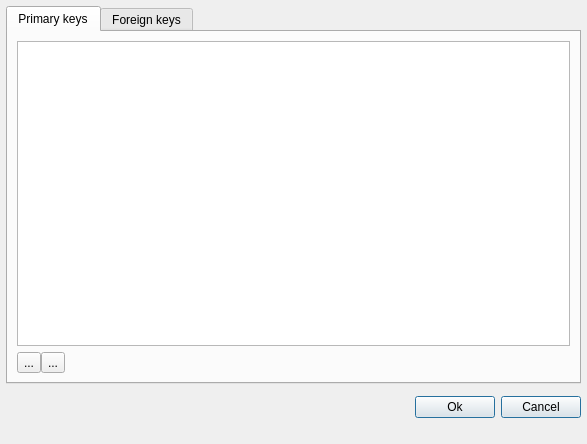
This is spinetoolbox/ui/edit_datapackage_keys.ui in spine-tools/Spine-Toolbox as Qt 5 draws it before an edit. The edited form follows.
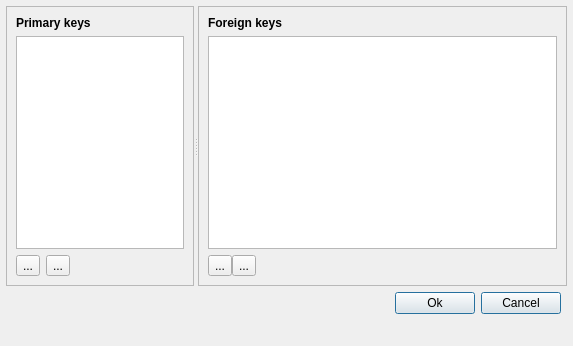
This is the edited form. Icons and pictures are not drawn.

Commit message: Improve widget to edit dapapkg keys

Patch:
```diff
--- a/spinetoolbox/ui/edit_datapackage_keys.ui
+++ b/spinetoolbox/ui/edit_datapackage_keys.ui
@@ -29,8 +29,8 @@
    <rect>
     <x>0</x>
     <y>0</y>
-    <width>587</width>
-    <height>444</height>
+    <width>573</width>
+    <height>346</height>
    </rect>
   </property>
   <property name="sizePolicy">
@@ -73,25 +73,47 @@
       <number>6</number>
      </property>
      <item>
-      <widget class="QTabWidget" name="tabWidget">
-       <property name="currentIndex">
-        <number>0</number>
+      <widget class="QSplitter" name="splitter">
+       <property name="orientation">
+        <enum>Qt::Horizontal</enum>
        </property>
-       <widget class="QWidget" name="tab">
-        <attribute name="title">
-         <string>Primary keys</string>
-        </attribute>
+       <widget class="QFrame" name="frame_2">
+        <property name="sizePolicy">
+         <sizepolicy hsizetype="Expanding" vsizetype="Preferred">
+          <horstretch>1</horstretch>
+          <verstretch>0</verstretch>
+         </sizepolicy>
+        </property>
+        <property name="frameShape">
+         <enum>QFrame::StyledPanel</enum>
+        </property>
+        <property name="frameShadow">
+         <enum>QFrame::Raised</enum>
+        </property>
         <layout class="QVBoxLayout" name="verticalLayout_3">
+         <item>
+          <widget class="QLabel" name="label_2">
+           <property name="text">
+            <string>&lt;b&gt;Primary keys&lt;/b&gt;</string>
+           </property>
+          </widget>
+         </item>
          <item>
           <widget class="QTableView" name="tableView_pks">
            <property name="sizePolicy">
             <sizepolicy hsizetype="Expanding" vsizetype="Expanding">
-             <horstretch>1</horstretch>
+             <horstretch>0</horstretch>
              <verstretch>0</verstretch>
             </sizepolicy>
            </property>
+           <property name="minimumSize">
+            <size>
+             <width>0</width>
+             <height>100</height>
+            </size>
+           </property>
            <property name="toolTip">
-            <string>Double click on a cell to start editing</string>
+            <string/>
            </property>
            <property name="editTriggers">
             <set>QAbstractItemView::DoubleClicked|QAbstractItemView::EditKeyPressed</set>
@@ -117,14 +139,11 @@
           </widget>
          </item>
          <item>
-          <layout class="QHBoxLayout" name="horizontalLayout_3">
-           <property name="spacing">
-            <number>0</number>
-           </property>
+          <layout class="QHBoxLayout" name="horizontalLayout">
            <item>
             <widget class="QToolButton" name="toolButton_add_pk">
              <property name="toolTip">
-              <string>Add foreign key</string>
+              <string>Add new key</string>
              </property>
              <property name="text">
               <string>...</string>
@@ -156,8 +175,8 @@
              </property>
              <property name="sizeHint" stdset="0">
               <size>
-               <width>40</width>
-               <height>20</height>
+               <width>207</width>
+               <height>10</height>
               </size>
              </property>
             </spacer>
@@ -166,21 +185,37 @@
          </item>
         </layout>
        </widget>
-       <widget class="QWidget" name="tab_2">
-        <attribute name="title">
-         <string>Foreign keys</string>
-        </attribute>
+       <widget class="QFrame" name="frame">
+        <property name="sizePolicy">
+         <sizepolicy hsizetype="Expanding" vsizetype="Preferred">
+          <horstretch>2</horstretch>
+          <verstretch>0</verstretch>
+         </sizepolicy>
+        </property>
+        <property name="frameShape">
+         <enum>QFrame::StyledPanel</enum>
+        </property>
+        <property name="frameShadow">
+         <enum>QFrame::Raised</enum>
+        </property>
         <layout class="QVBoxLayout" name="verticalLayout">
+         <item>
+          <widget class="QLabel" name="label">
+           <property name="text">
+            <string>&lt;b&gt;Foreign keys&lt;/b&gt;</string>
+           </property>
+          </widget>
+         </item>
          <item>
           <widget class="QTableView" name="tableView_fks">
            <property name="sizePolicy">
             <sizepolicy hsizetype="Expanding" vsizetype="Expanding">
-             <horstretch>2</horstretch>
+             <horstretch>0</horstretch>
              <verstretch>0</verstretch>
             </sizepolicy>
            </property>
            <property name="toolTip">
-            <string>Double click on a cell to start editing</string>
+            <string/>
            </property>
            <property name="editTriggers">
             <set>QAbstractItemView::DoubleClicked|QAbstractItemView::EditKeyPressed</set>
@@ -213,7 +248,7 @@
            <item>
             <widget class="QToolButton" name="toolButton_add_fk">
              <property name="toolTip">
-              <string>Add foreign key</string>
+              <string>Add new key</string>
              </property>
              <property name="text">
               <string>...</string>
@@ -257,8 +292,6 @@
        </widget>
       </widget>
      </item>
-    </layout>
-   </item>
    <item>
     <layout class="QHBoxLayout" name="horizontalLayout_4">
      <property name="spacing">
@@ -291,6 +324,12 @@
      </item>
      <item>
       <widget class="QPushButton" name="pushButton_ok">
+         <property name="sizePolicy">
+          <sizepolicy hsizetype="Minimum" vsizetype="Fixed">
+           <horstretch>0</horstretch>
+           <verstretch>0</verstretch>
+          </sizepolicy>
+         </property>
        <property name="text">
         <string>Ok</string>
        </property>
@@ -311,6 +350,8 @@
      </item>
     </layout>
    </item>
+    </layout>
+   </item>
    <item>
     <layout class="QHBoxLayout" name="horizontalLayout_statusbar_placeholder">
      <property name="spacing">
@@ -335,6 +376,8 @@
     </layout>
    </item>
   </layout>
+  <zorder></zorder>
+  <zorder></zorder>
  </widget>
  <resources>
   <include location="resources/resources_icons.qrc"/>
```
Lines whose indentation alone changed are shown as unchanged. The commit also changes 8 other files.
